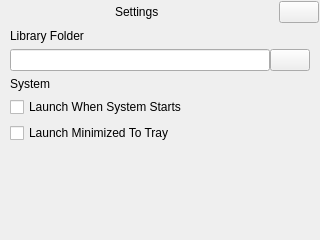
Old version of the form source/ui/settings_window_design.ui in the repository DotBow/Blender-Launcher.
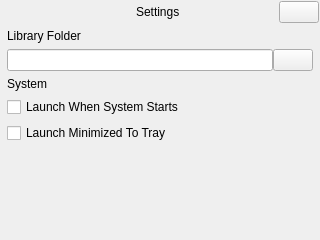
New version of the form. Icons and pictures are not drawn.

What changed in the file:
```diff
--- a/source/ui/settings_window_design.ui
+++ b/source/ui/settings_window_design.ui
@@ -32,6 +32,9 @@
     </property>
     <item>
      <layout class="QHBoxLayout" name="horizontalLayout_2">
+      <property name="leftMargin">
+       <number>42</number>
+      </property>
       <item>
        <spacer name="horizontalSpacer">
         <property name="orientation">
@@ -91,16 +94,16 @@
        <number>6</number>
       </property>
       <property name="leftMargin">
-       <number>9</number>
+       <number>6</number>
       </property>
       <property name="topMargin">
        <number>0</number>
       </property>
       <property name="rightMargin">
-       <number>9</number>
+       <number>6</number>
       </property>
       <property name="bottomMargin">
-       <number>9</number>
+       <number>6</number>
       </property>
       <item>
        <widget class="QLabel" name="label">
```
